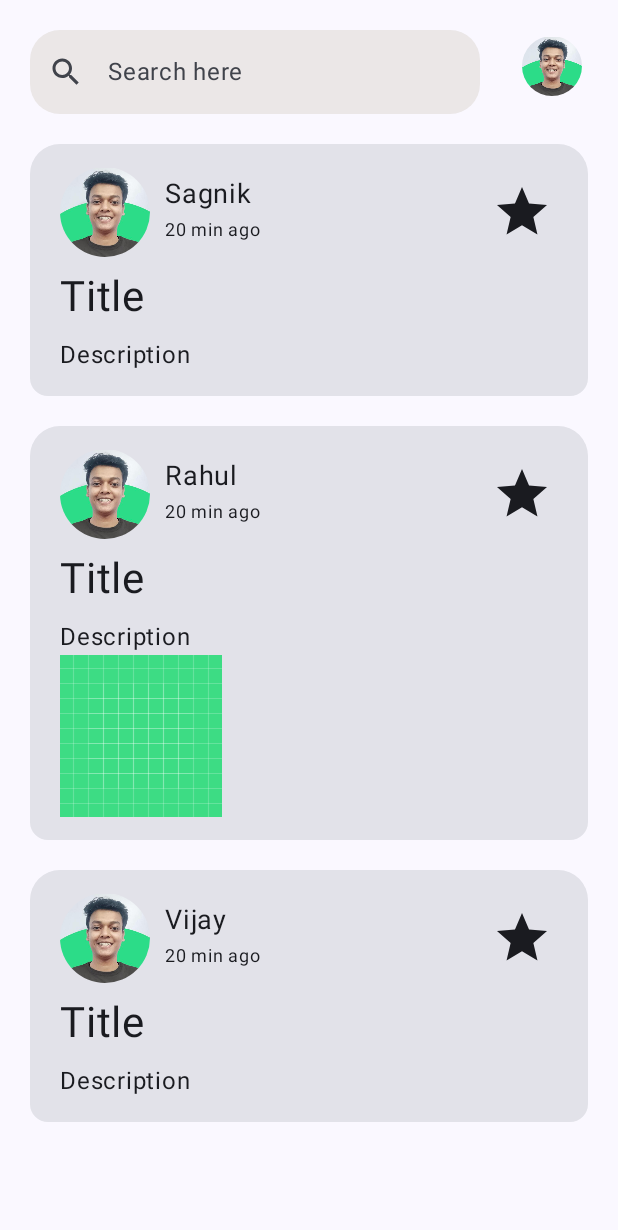
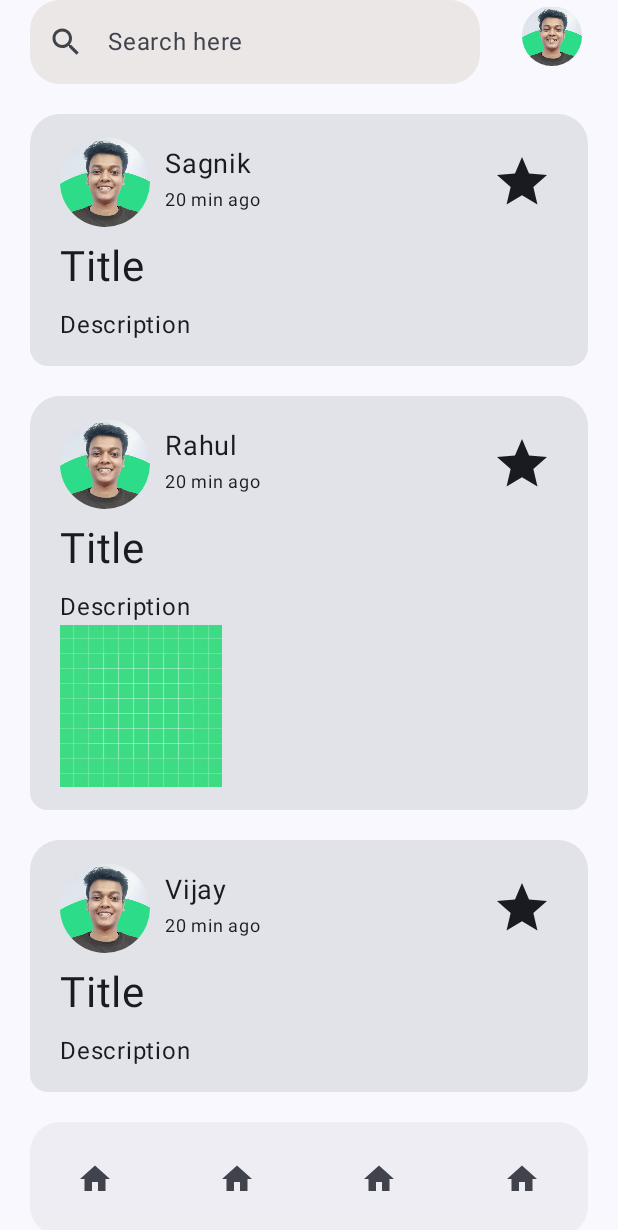
Before and after one commit to itssagnikmukherjee/dynamicColors, an Android app built with Jetpack Compose: the screen it shows after launch (MainActivity), on a phone screen of 412 x 824 dp. Shown: the top 1230 px of the screen. Run offline under Robolectric (Android 15) with nearby library versions, the phone set to English and light mode, and no system bars.

Commit message:
navBar update

```diff
--- a/app/src/main/java/com/example/dynamiccolors/MainActivity.kt
+++ b/app/src/main/java/com/example/dynamiccolors/MainActivity.kt
@@ -60,10 +60,11 @@ class MainActivity : ComponentActivity() {
                 Scaffold{innerPadding->
                     Column(modifier = Modifier
                         .padding(innerPadding)
-                        .padding(20.dp)
+                        .padding(20.dp,0.dp)
                         .fillMaxWidth()){
                         TopSec()
                         BodySection()
+                        BottomNavBar()
                     }
                 }
             }
--- /dev/null
+++ b/app/src/main/java/com/example/dynamiccolors/bottomNavBar.kt
@@ -0,0 +1,80 @@
+package com.example.dynamiccolors
+
+import androidx.compose.foundation.background
+import androidx.compose.foundation.layout.Box
+import androidx.compose.foundation.layout.fillMaxHeight
+import androidx.compose.foundation.layout.fillMaxSize
+import androidx.compose.foundation.layout.fillMaxWidth
+import androidx.compose.foundation.layout.padding
+import androidx.compose.foundation.layout.wrapContentHeight
+import androidx.compose.foundation.layout.wrapContentSize
+import androidx.compose.foundation.shape.RoundedCornerShape
+import androidx.compose.material.icons.Icons
+import androidx.compose.material.icons.filled.Home
+import androidx.compose.material3.Icon
+import androidx.compose.material3.NavigationBar
+import androidx.compose.material3.NavigationBarItem
+import androidx.compose.material3.Text
+import androidx.compose.runtime.Composable
+import androidx.compose.ui.Alignment
+import androidx.compose.ui.Modifier
+import androidx.compose.ui.draw.clip
+import androidx.compose.ui.graphics.Color
+import androidx.compose.ui.tooling.preview.Preview
+import androidx.compose.ui.unit.dp
+
+@Preview
+@Composable
+fun BottomNavBar() {
+
+    NavigationBar(
+            modifier = Modifier
+                .fillMaxWidth()
+                .clip(RoundedCornerShape(20.dp))
+        ) {
+            NavigationBarItem(
+                selected = false,
+                onClick = { /*TODO*/ },
+                icon = {
+                        Icon(
+                            imageVector = Icons.Default.Home,
+                            contentDescription = ""
+                        )
+                }
+            )
+
+        NavigationBarItem(
+            selected = false,
+            onClick = { /*TODO*/ },
+            icon = {
+                Icon(
+                    imageVector = Icons.Default.Home,
+                    contentDescription = ""
+                )
+            }
+        )
+
+        NavigationBarItem(
+            selected = false,
+            onClick = { /*TODO*/ },
+            icon = {
+                Icon(
+                    imageVector = Icons.Default.Home,
+                    contentDescription = ""
+                )
+            },
+        )
+
+        NavigationBarItem(
+            selected = false,
+            onClick = { /*TODO*/ },
+            icon = {
+                Icon(
+                    imageVector = Icons.Default.Home,
+                    contentDescription = ""
+                )
+            }
+        )
+
+        }
+    }
```
